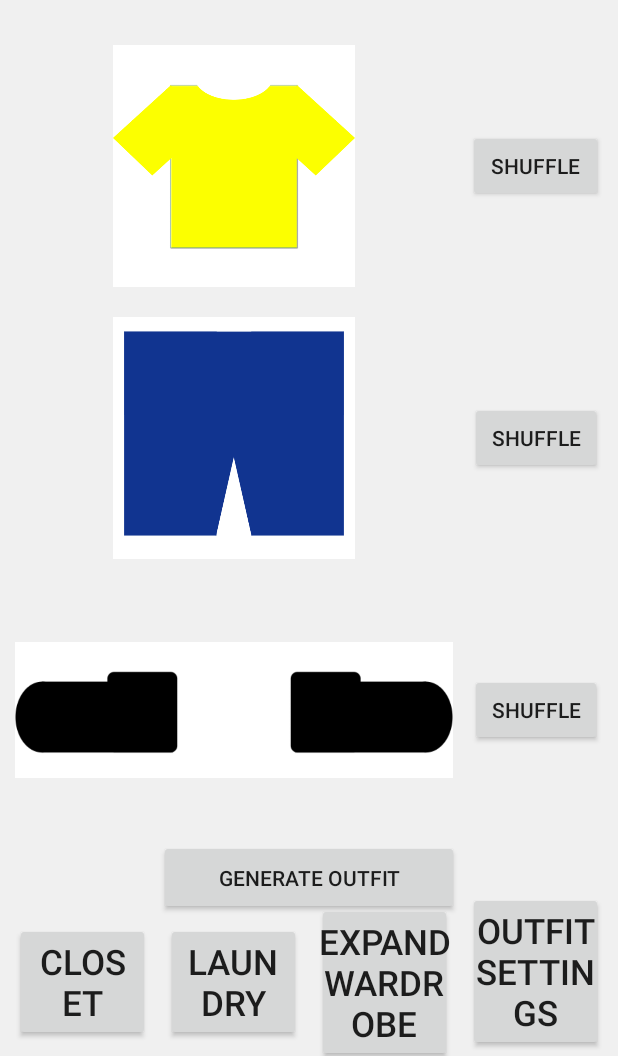
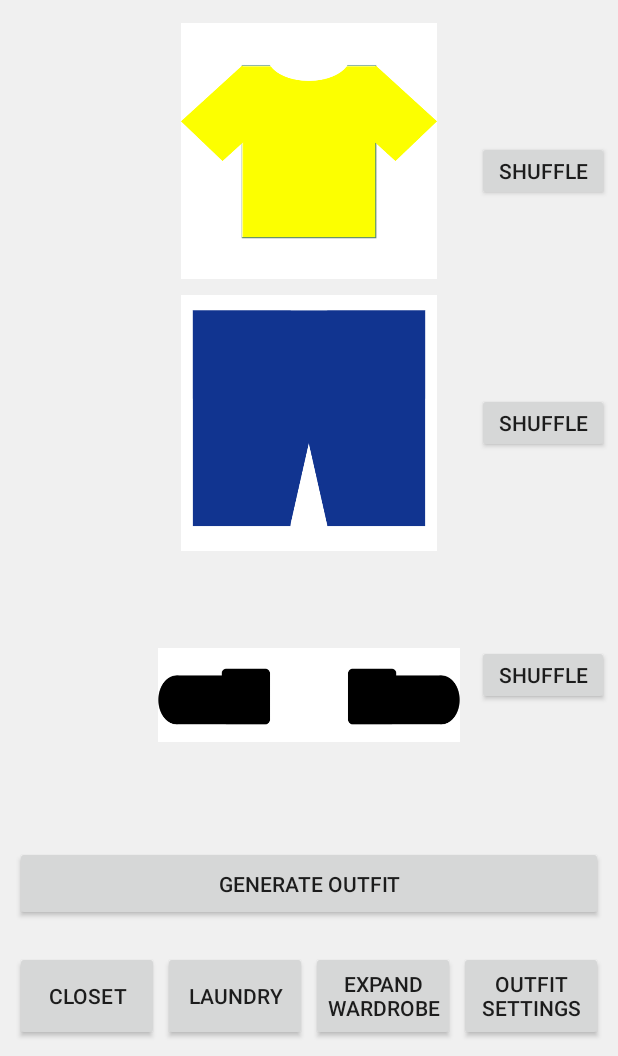
Before and after one commit to Ranger645/wardrobeManager, an Android app: the screen it shows after launch (StartActivity), on a phone screen of 412 x 824 dp, the part 180-1236 px from its top. Run offline under Robolectric (Android 15) with nearby library versions, the phone set to English and light mode, and no system bars.

Commit message:
I made some changes to the start_layout to make the clothing image proportions look better and to fit a variety of screen sizes.

```diff
--- a/app/src/main/res/layout/activity_expand_closet.xml
+++ b/app/src/main/res/layout/activity_expand_closet.xml
@@ -6,8 +6,40 @@
     android:layout_height="match_parent"
     tools:context=".ExpandClosetActivity">
 
+    <LinearLayout
+        android:id="@+id/linearLayout"
+        android:layout_width="match_parent"
+        android:layout_height="wrap_content"
+        android:layout_marginStart="10dp"
+        android:layout_marginTop="10dp"
+        android:layout_marginEnd="10dp"
+        android:orientation="horizontal"
+        android:weightSum="2"
+        app:layout_constraintEnd_toEndOf="parent"
+        app:layout_constraintStart_toStartOf="parent"
+        app:layout_constraintTop_toBottomOf="@+id/setClothingButton">
+
+        <ImageView
+            android:id="@+id/newClothingItemImage"
+            android:layout_width="150dp"
+            android:layout_height="150dp"
+            android:layout_marginEnd="5dp"
+            android:layout_weight="1"
+            android:contentDescription="@string/todo"
+            app:srcCompat="@drawable/shirt" />
+
+        <Button
+            android:id="@+id/addItemToCloset"
+            android:layout_width="150dp"
+            android:layout_height="150dp"
+            android:layout_marginStart="5dp"
+            android:layout_weight="1"
+            android:text="@string/add_to_closet"
+            android:textSize="30sp" />
+    </LinearLayout>
+
     <Button
-        android:id="@+id/button"
+        android:id="@+id/expandClosetBackButton"
         android:layout_width="wrap_content"
         android:layout_height="60dp"
         android:layout_marginStart="10dp"
@@ -19,7 +51,7 @@
         app:layout_constraintStart_toStartOf="parent" />
 
     <TextView
-        android:id="@+id/textView"
+        android:id="@+id/expandClosetTitle"
         android:layout_width="wrap_content"
         android:layout_height="60dp"
         android:layout_marginStart="10dp"
@@ -32,7 +64,7 @@
         app:layout_constraintTop_toTopOf="parent" />
 
     <Button
-        android:id="@+id/button2"
+        android:id="@+id/setClothingButton"
         android:layout_width="wrap_content"
         android:layout_height="wrap_content"
         android:layout_marginStart="10dp"
@@ -42,58 +74,33 @@
         android:textSize="30sp"
         app:layout_constraintEnd_toEndOf="parent"
         app:layout_constraintStart_toStartOf="parent"
-        app:layout_constraintTop_toBottomOf="@+id/textView" />
-
-    <ImageView
-        android:id="@+id/imageView"
-        android:layout_width="150dp"
-        android:layout_height="150dp"
-        android:layout_marginStart="10dp"
-        android:layout_marginTop="10dp"
-        app:layout_constraintEnd_toStartOf="@+id/button3"
-        app:layout_constraintHorizontal_bias="0.0"
-        app:layout_constraintStart_toStartOf="parent"
-        app:layout_constraintTop_toBottomOf="@+id/button2"
-        app:srcCompat="@drawable/shirt"
-        android:contentDescription="@string/todo" />
-
-    <Button
-        android:id="@+id/button3"
-        android:layout_width="150dp"
-        android:layout_height="150dp"
-        android:layout_marginEnd="10dp"
-        android:text="@string/add_to_closet"
-        android:textSize="30sp"
-        app:layout_constraintBottom_toBottomOf="@+id/imageView"
-        app:layout_constraintEnd_toEndOf="parent"
-        app:layout_constraintTop_toTopOf="@+id/imageView" />
+        app:layout_constraintTop_toBottomOf="@+id/expandClosetTitle" />
 
     <TextView
-        android:id="@+id/textView2"
+        android:id="@+id/closetMatchCombinationsText"
         android:layout_width="wrap_content"
         android:layout_height="wrap_content"
         android:layout_marginStart="10dp"
-        android:layout_marginTop="20dp"
         android:layout_marginEnd="10dp"
         android:layout_marginBottom="120dp"
         android:text="@string/closet_match_combinations"
         android:textSize="20sp"
-        app:layout_constraintBottom_toTopOf="@+id/button"
+        app:layout_constraintBottom_toTopOf="@+id/expandClosetBackButton"
         app:layout_constraintEnd_toEndOf="parent"
         app:layout_constraintStart_toStartOf="parent"
-        app:layout_constraintTop_toBottomOf="@+id/imageView" />
+        app:layout_constraintTop_toBottomOf="@+id/linearLayout" />
 
     <HorizontalScrollView
-        android:layout_width="0dp"
+        android:layout_width="wrap_content"
         android:layout_height="100dp"
         android:layout_marginStart="10dp"
         android:layout_marginTop="10dp"
         android:layout_marginEnd="10dp"
         android:layout_marginBottom="10dp"
-        app:layout_constraintBottom_toTopOf="@+id/button"
+        app:layout_constraintBottom_toTopOf="@+id/expandClosetBackButton"
         app:layout_constraintEnd_toEndOf="parent"
         app:layout_constraintStart_toStartOf="parent"
-        app:layout_constraintTop_toBottomOf="@+id/textView2"
+        app:layout_constraintTop_toBottomOf="@+id/closetMatchCombinationsText"
         app:layout_constraintVertical_bias="0.0">
 
         <LinearLayout
--- a/app/src/main/res/layout/activity_start.xml
+++ b/app/src/main/res/layout/activity_start.xml
@@ -6,6 +6,139 @@
     android:layout_height="match_parent"
     android:background="#F0F0F0"
     tools:context=".StartActivity">
+
+    <Button
+        android:id="@+id/shuffleShortsButton"
+        android:layout_width="wrap_content"
+        android:layout_height="40dp"
+        android:layout_gravity="center"
+        android:layout_marginStart="10dp"
+        android:layout_marginEnd="10dp"
+        android:layout_weight="1"
+        android:paddingStart="0dp"
+        android:paddingEnd="0dp"
+        android:text="@string/shuffle"
+        app:layout_constraintBottom_toBottomOf="@+id/linearLayout2"
+        app:layout_constraintEnd_toEndOf="parent"
+        app:layout_constraintStart_toEndOf="@+id/linearLayout2"
+        app:layout_constraintTop_toTopOf="@+id/linearLayout2"
+        app:layout_constraintVertical_bias=".8333333" />
+
+    <Button
+        android:id="@+id/shuffleShoesButton"
+        android:layout_width="wrap_content"
+        android:layout_height="40dp"
+        android:layout_gravity="center"
+        android:layout_marginStart="10dp"
+        android:layout_marginEnd="10dp"
+        android:layout_weight="1"
+        android:paddingStart="0dp"
+        android:paddingEnd="0dp"
+        android:text="@string/shuffle"
+        app:layout_constraintBottom_toBottomOf="@+id/linearLayout2"
+        app:layout_constraintEnd_toEndOf="parent"
+        app:layout_constraintStart_toEndOf="@+id/linearLayout2"
+        app:layout_constraintTop_toTopOf="@+id/linearLayout2" />
+
+    <Button
+        android:id="@+id/shuffleShirtButton"
+        android:layout_width="wrap_content"
+        android:layout_height="40dp"
+        android:layout_gravity="center"
+        android:layout_marginStart="10dp"
+        android:layout_marginEnd="10dp"
+        android:layout_weight="1"
+        android:paddingStart="0dp"
+        android:paddingEnd="0dp"
+        android:text="@string/shuffle"
+        app:layout_constraintBottom_toBottomOf="@+id/linearLayout2"
+        app:layout_constraintEnd_toEndOf="parent"
+        app:layout_constraintStart_toEndOf="@+id/linearLayout2"
+        app:layout_constraintTop_toTopOf="@+id/linearLayout2"
+        app:layout_constraintVertical_bias=".1666666666" />
+
+    <LinearLayout
+        android:id="@+id/linearLayout2"
+        android:layout_width="0dp"
+        android:layout_height="0dp"
+        android:layout_marginStart="100dp"
+        android:layout_marginTop="10dp"
+        android:layout_marginEnd="100dp"
+        android:layout_marginBottom="10dp"
+        android:orientation="vertical"
+        android:weightSum="3"
+        app:layout_constraintBottom_toTopOf="@+id/generateOutfitButton"
+        app:layout_constraintEnd_toEndOf="parent"
+        app:layout_constraintStart_toStartOf="parent"
+        app:layout_constraintTop_toBottomOf="@+id/title">
+
+        <LinearLayout
+            android:layout_width="match_parent"
+            android:layout_height="100dp"
+            android:layout_weight="1"
+            android:orientation="horizontal"
+            android:weightSum="5">
+
+            <ImageView
+                android:id="@+id/imageView2"
+                android:layout_width="wrap_content"
+                android:layout_height="match_parent"
+                android:layout_marginStart="5dp"
+                android:layout_marginTop="5dp"
+                android:layout_marginEnd="5dp"
+                android:layout_marginBottom="5dp"
+                android:layout_weight="4"
+                android:contentDescription="@string/todo"
+                android:textAlignment="center"
+                app:srcCompat="@drawable/shirt" />
+
+        </LinearLayout>
+
+        <LinearLayout
+            android:layout_width="match_parent"
+            android:layout_height="100dp"
+            android:layout_weight="1"
+            android:orientation="horizontal"
+            android:weightSum="5">
+
+            <ImageView
+                android:id="@+id/imageView3"
+                android:layout_width="wrap_content"
+                android:layout_height="match_parent"
+                android:layout_marginStart="5dp"
+                android:layout_marginTop="5dp"
+                android:layout_marginEnd="5dp"
+                android:layout_marginBottom="5dp"
+                android:layout_weight="4"
+                android:contentDescription="@string/todo"
+                android:textAlignment="center"
+                app:srcCompat="@drawable/shorts" />
+
+        </LinearLayout>
+
+        <LinearLayout
+            android:layout_width="match_parent"
+            android:layout_height="100dp"
+            android:layout_weight="1"
+            android:orientation="horizontal"
+            android:weightSum="5">
+
+            <ImageView
+                android:id="@+id/imageView4"
+                android:layout_width="wrap_content"
+                android:layout_height="wrap_content"
+                android:layout_marginStart="5dp"
+                android:layout_marginTop="5dp"
+                android:layout_marginEnd="5dp"
+                android:layout_marginBottom="5dp"
+                android:layout_weight="4"
+                android:contentDescription="@string/todo"
+                android:textAlignment="center"
+                app:srcCompat="@drawable/shoes" />
+
+        </LinearLayout>
+
+    </LinearLayout>
 
     <TextView
         android:id="@+id/title"
@@ -22,13 +155,13 @@
     <Button
         android:id="@+id/closetButton"
         android:layout_width="0dp"
-        android:layout_height="wrap_content"
+        android:layout_height="60dp"
         android:layout_marginStart="10dp"
-        android:layout_marginEnd="5dp"
+        android:layout_marginEnd="1dp"
         android:layout_marginBottom="10dp"
         android:onClick="goToCloset"
         android:text="@string/closet"
-        android:textSize="35px"
+        android:textSize="14sp"
         app:layout_constraintBottom_toBottomOf="parent"
         app:layout_constraintEnd_toStartOf="@+id/laundryButton"
         app:layout_constraintStart_toStartOf="parent" />
@@ -36,12 +169,14 @@
     <Button
         android:id="@+id/laundryButton"
         android:layout_width="0dp"
-        android:layout_height="wrap_content"
-        android:layout_marginStart="5dp"
-        android:layout_marginEnd="5dp"
+        android:layout_height="60dp"
+        android:layout_marginStart="1dp"
+        android:layout_marginEnd="1dp"
         android:layout_marginBottom="10dp"
+        android:paddingStart="0dp"
+        android:paddingEnd="0dp"
         android:text="@string/laundry"
-        android:textSize="35px"
+        android:textSize="14sp"
         app:layout_constraintBottom_toBottomOf="parent"
         app:layout_constraintEnd_toStartOf="@+id/expandWardrobeButton"
         app:layout_constraintStart_toEndOf="@+id/closetButton"
@@ -50,15 +185,15 @@
     <Button
         android:id="@+id/expandWardrobeButton"
         android:layout_width="0dp"
-        android:layout_height="wrap_content"
-        android:layout_marginStart="5dp"
-        android:layout_marginEnd="5dp"
+        android:layout_height="60dp"
+        android:layout_marginStart="1dp"
+        android:layout_marginEnd="1dp"
         android:layout_marginBottom="10dp"
         android:onClick="goToExpandCloset"
         android:paddingStart="0dp"
         android:paddingEnd="0dp"
         android:text="@string/expand_wardrobe"
-        android:textSize="35px"
+        android:textSize="14sp"
         app:layout_constraintBottom_toBottomOf="parent"
         app:layout_constraintEnd_toStartOf="@+id/outfitSettingsButton"
         app:layout_constraintStart_toEndOf="@+id/laundryButton"
@@ -67,111 +202,30 @@
     <Button
         android:id="@+id/outfitSettingsButton"
         android:layout_width="0dp"
-        android:layout_height="wrap_content"
-        android:layout_marginStart="5dp"
+        android:layout_height="60dp"
+        android:layout_marginStart="1dp"
         android:layout_marginEnd="10dp"
         android:layout_marginBottom="10dp"
         android:paddingStart="0dp"
         android:paddingEnd="0dp"
         android:text="@string/outfit_settings"
         android:textAlignment="center"
-        android:textSize="35px"
+        android:textSize="14sp"
         app:layout_constraintBottom_toBottomOf="parent"
         app:layout_constraintEnd_toEndOf="parent"
         app:layout_constraintStart_toEndOf="@+id/expandWardrobeButton"
         app:layout_constraintTop_toTopOf="@+id/expandWardrobeButton" />
 
-    <ImageView
-        android:id="@+id/imageView2"
-        android:layout_width="0dp"
-        android:layout_height="0dp"
-        android:layout_marginStart="10dp"
-        android:layout_marginTop="30dp"
-        android:layout_marginEnd="110dp"
-        android:layout_marginBottom="10dp"
-        android:contentDescription="@string/todo"
-        android:textAlignment="center"
-        app:layout_constraintBottom_toTopOf="@+id/imageView3"
-        app:layout_constraintEnd_toEndOf="parent"
-        app:layout_constraintHorizontal_bias="1.0"
-        app:layout_constraintStart_toStartOf="parent"
-        app:layout_constraintTop_toBottomOf="@+id/title"
-        app:srcCompat="@drawable/shirt" />
-
-    <ImageView
-        android:id="@+id/imageView3"
-        android:layout_width="0dp"
-        android:layout_height="0dp"
-        android:layout_marginTop="10dp"
-        android:layout_marginEnd="110dp"
-        android:layout_marginBottom="10dp"
-        android:contentDescription="@string/todo"
-        android:textAlignment="center"
-        app:layout_constraintBottom_toTopOf="@+id/imageView4"
-        app:layout_constraintEnd_toEndOf="parent"
-        app:layout_constraintStart_toStartOf="@+id/imageView2"
-        app:layout_constraintTop_toBottomOf="@+id/imageView2"
-        app:srcCompat="@drawable/shorts" />
-
-    <ImageView
-        android:id="@+id/imageView4"
-        android:layout_width="0dp"
-        android:layout_height="0dp"
-        android:layout_marginTop="10dp"
-        android:layout_marginEnd="110dp"
-        android:layout_marginBottom="150dp"
-        android:contentDescription="@string/todo"
-        android:textAlignment="center"
-        app:layout_constraintBottom_toBottomOf="parent"
-        app:layout_constraintEnd_toEndOf="parent"
-        app:layout_constraintStart_toStartOf="@+id/imageView3"
-        app:layout_constraintTop_toBottomOf="@+id/imageView3"
-        app:srcCompat="@drawable/shoes" />
-
     <Button
         android:id="@+id/generateOutfitButton"
-        android:layout_width="200dp"
+        android:layout_width="0dp"
         android:layout_height="50dp"
+        android:layout_marginStart="10dp"
+        android:layout_marginEnd="10dp"
+        android:layout_marginBottom="20dp"
         android:text="@string/generate_outfit"
         app:layout_constraintBottom_toTopOf="@+id/closetButton"
         app:layout_constraintEnd_toEndOf="parent"
-        app:layout_constraintStart_toStartOf="parent"
-        app:layout_constraintTop_toBottomOf="@+id/imageView4" />
-
-    <Button
-        android:id="@+id/shuffleShirtButton"
-        android:layout_width="90dp"
-        android:layout_height="wrap_content"
-        android:layout_marginStart="10dp"
-        android:layout_marginEnd="10dp"
-        android:text="@string/shuffle"
-        app:layout_constraintBottom_toBottomOf="@+id/imageView2"
-        app:layout_constraintEnd_toEndOf="parent"
-        app:layout_constraintStart_toEndOf="@+id/imageView2"
-        app:layout_constraintTop_toTopOf="@+id/imageView2" />
-
-    <Button
-        android:id="@+id/shuffleShortsButton"
-        android:layout_width="wrap_content"
-        android:layout_height="wrap_content"
-        android:layout_marginStart="10dp"
-        android:layout_marginEnd="10dp"
-        android:text="@string/shuffle"
-        app:layout_constraintBottom_toBottomOf="@+id/imageView3"
-        app:layout_constraintEnd_toEndOf="parent"
-        app:layout_constraintStart_toEndOf="@+id/imageView3"
-        app:layout_constraintTop_toTopOf="@+id/imageView3" />
-
-    <Button
-        android:id="@+id/shuffleShoesButton"
-        android:layout_width="wrap_content"
-        android:layout_height="wrap_content"
-        android:layout_marginStart="10dp"
-        android:layout_marginEnd="10dp"
-        android:text="@string/shuffle"
-        app:layout_constraintBottom_toBottomOf="@+id/imageView4"
-        app:layout_constraintEnd_toEndOf="parent"
-        app:layout_constraintStart_toEndOf="@+id/imageView4"
-        app:layout_constraintTop_toTopOf="@+id/imageView4" />
+        app:layout_constraintStart_toStartOf="parent" />
 
 </android.support.constraint.ConstraintLayout>
```
